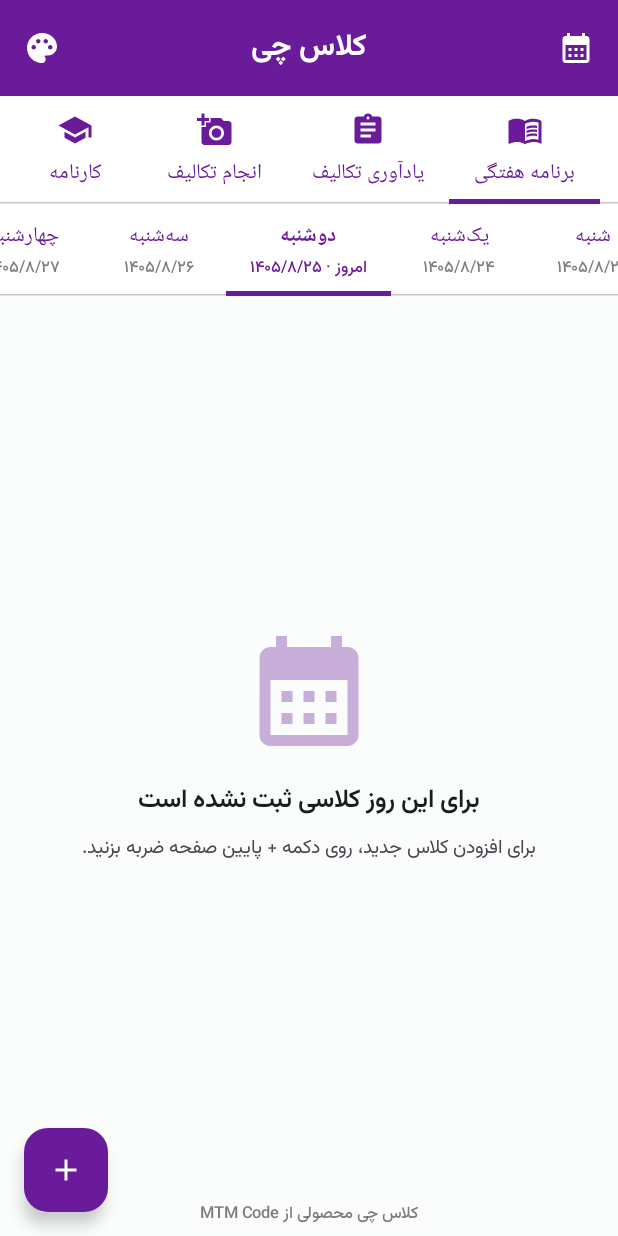
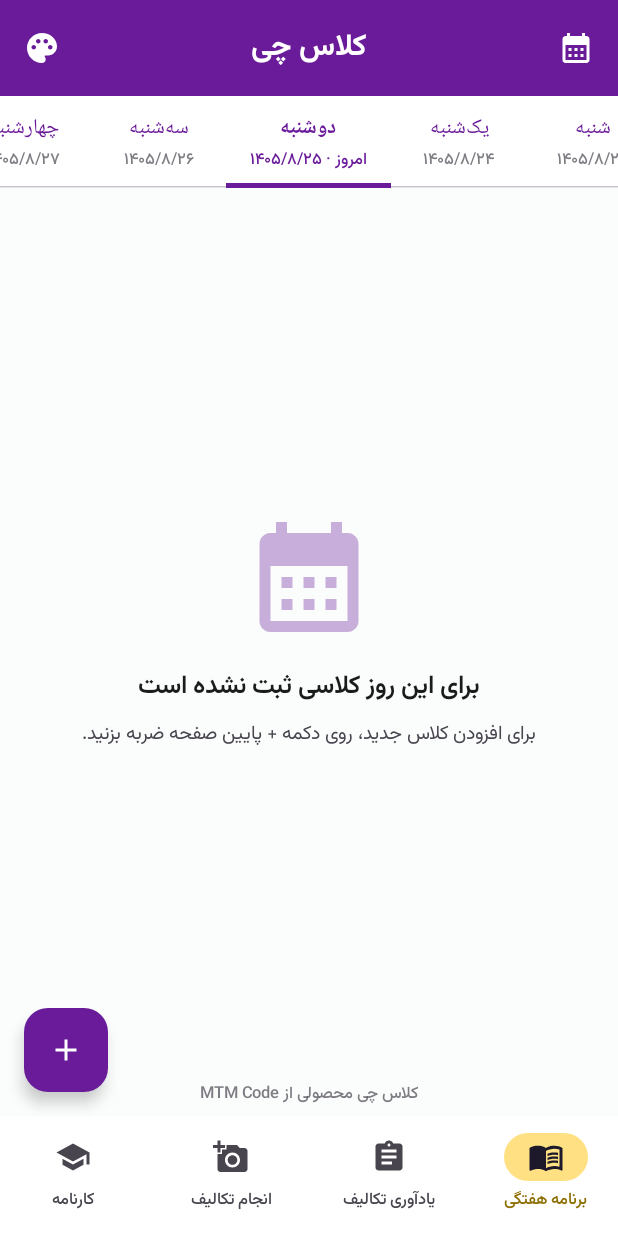
Before and after one commit to peymanfilm/kelass, an Android app built with Jetpack Compose: the screen it shows after launch (MainActivity), after a tap on "نمایش تک‌روز", on a phone screen of 412 x 824 dp. Run offline under Robolectric (Android 15) with nearby library versions, the phone set to English and light mode, and no system bars; our stand-ins replace Room's generated code.

Commit message:
انتقال منوی اصلی از بالای صفحه به نوار پایین صفحه (سبک اپ‌های موبایل)

```diff
--- a/app/src/main/java/com/example/classschedule/ui/screens/MainScreen.kt
+++ b/app/src/main/java/com/example/classschedule/ui/screens/MainScreen.kt
@@ -31,9 +31,9 @@ import androidx.compose.material3.FloatingActionButton
 import androidx.compose.material3.Icon
 import androidx.compose.material3.IconButton
 import androidx.compose.material3.MaterialTheme
+import androidx.compose.material3.NavigationBar
+import androidx.compose.material3.NavigationBarItem
 import androidx.compose.material3.Scaffold
-import androidx.compose.material3.ScrollableTabRow
-import androidx.compose.material3.Tab
 import androidx.compose.material3.Text
 import androidx.compose.material3.TextButton
 import androidx.compose.material3.TopAppBarDefaults
@@ -50,6 +50,7 @@ import androidx.compose.ui.graphics.toArgb
 import androidx.compose.ui.graphics.vector.ImageVector
 import androidx.compose.ui.platform.LocalContext
 import androidx.compose.ui.text.style.TextAlign
+import androidx.compose.ui.text.style.TextOverflow
 import androidx.compose.ui.unit.dp
 import com.example.classschedule.data.ClassSchedule
 import com.example.classschedule.data.Homework
@@ -80,13 +81,13 @@ private val MAIN_TABS = listOf(
 )
 
 /**
- * صفحه اصلی برنامه «کلاس چی» با تب‌های بالای صفحه:
+ * صفحه اصلی برنامه «کلاس چی» با نوار منو در پایین صفحه (سبک اپ‌های موبایل):
  * ۱) برنامه هفتگی: نمای کامل هفته یا تک‌روز (بر اساس انتخاب کاربر)
  * ۲) یادآوری تکالیف: فهرست تکالیف با تاریخ مهلت شمسی و وضعیت انجام
  * ۳) انجام تکالیف: گالری عکس‌های بارگذاری‌شده برای هر تکلیف
  * ۴) نمرات: کارنامه کامل — نمره مستمر و امتحان هر درس، منفی/مثبت دستی،
  *    معدل هر درس، معدل کل و کلید «عکس اجباری»
- * نوار بالا، دکمه شناور افزودن، امضای برنامه و همه‌ی دیالوگ‌ها اینجا مدیریت می‌شوند.
+ * نوار پایین، نوار بالا، دکمه شناور افزودن، امضای برنامه و همه‌ی دیالوگ‌ها اینجا مدیریت می‌شوند.
  */
 @OptIn(ExperimentalMaterial3Api::class)
 @Composable
@@ -155,6 +156,31 @@ fun MainScreen(viewModel: ScheduleViewModel) {
     var showColorDialog by remember { mutableStateOf(false) }
 
     Scaffold(
+        // نوار منوی اصلی در پایین صفحه — مثل اپ‌های موبایل
+        bottomBar = {
+            NavigationBar(containerColor = MaterialTheme.colorScheme.surface) {
+                MAIN_TABS.forEachIndexed { index, tab ->
+                    NavigationBarItem(
+                        selected = selectedMainTab == index,
+                        onClick = { selectedMainTab = index },
+                        icon = {
+                            Icon(
+                                imageVector = tab.icon,
+                                contentDescription = tab.title
+                            )
+                        },
+                        label = {
+                            Text(
+                                text = tab.title,
+                                maxLines = 1,
+                                overflow = TextOverflow.Ellipsis,
+                                style = MaterialTheme.typography.labelSmall
+                            )
+                        }
+                    )
+                }
+            }
+        },
         topBar = {
             CenterAlignedTopAppBar(
                 title = { Text(text = "کلاس چی") },
@@ -258,22 +284,6 @@ fun MainScreen(viewModel: ScheduleViewModel) {
                 .fillMaxSize()
                 .padding(innerPadding)
         ) {
-            // تب‌های اصلی برنامه — اسکرول‌پذیر تا در صفحه‌های باریک هم جا شوند
-            ScrollableTabRow(
-                selectedTabIndex = selectedMainTab,
-                edgePadding = 12.dp,
-                containerColor = MaterialTheme.colorScheme.surface
-            ) {
-                MAIN_TABS.forEachIndexed { index, tab ->
-                    Tab(
-                        selected = selectedMainTab == index,
-                        onClick = { selectedMainTab = index },
-                        text = { Text(text = tab.title) },
-                        icon = { Icon(imageVector = tab.icon, contentDescription = null) }
-                    )
-                }
-            }
-
             // محتوای تب فعال با انتقال نرم بین تب‌ها
             AnimatedContent(
                 targetState = selectedMainTab,
@@ -349,7 +359,7 @@ fun MainScreen(viewModel: ScheduleViewModel) {
                 }
             }
 
-            // امضای برنامه در پایین همه‌ی تب‌ها
+            // امضای برنامه — بالای نوار منوی پایین صفحه
             Text(
                 text = "کلاس چی محصولی از MTM Code",
                 style = MaterialTheme.typography.labelSmall,
```
